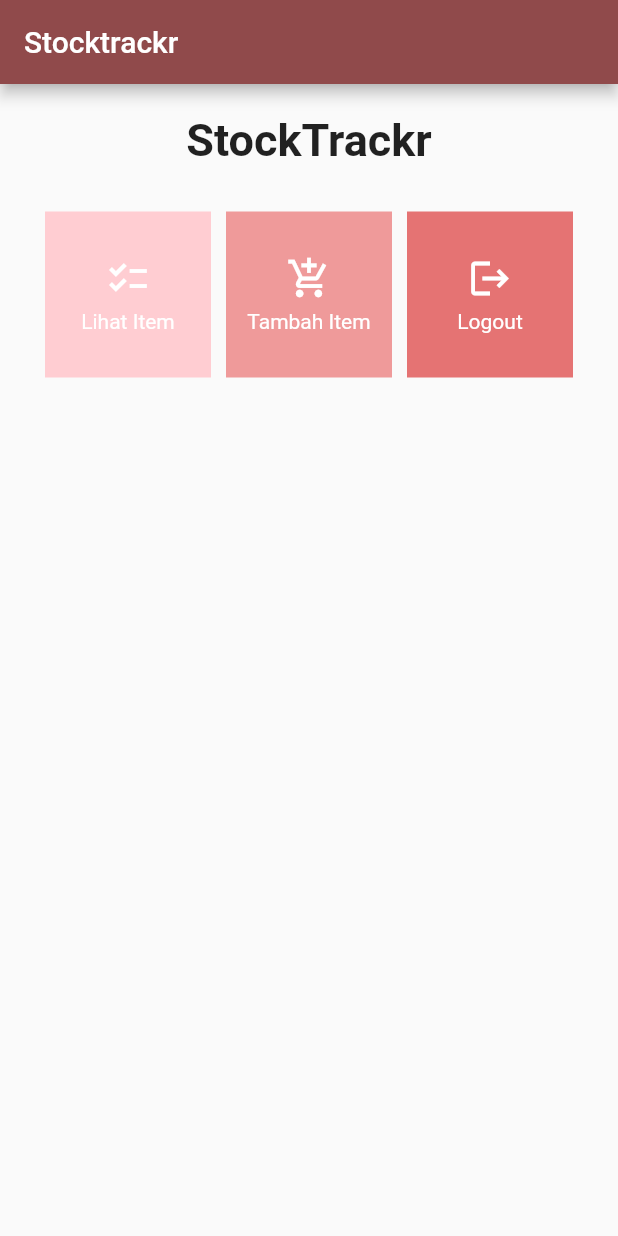
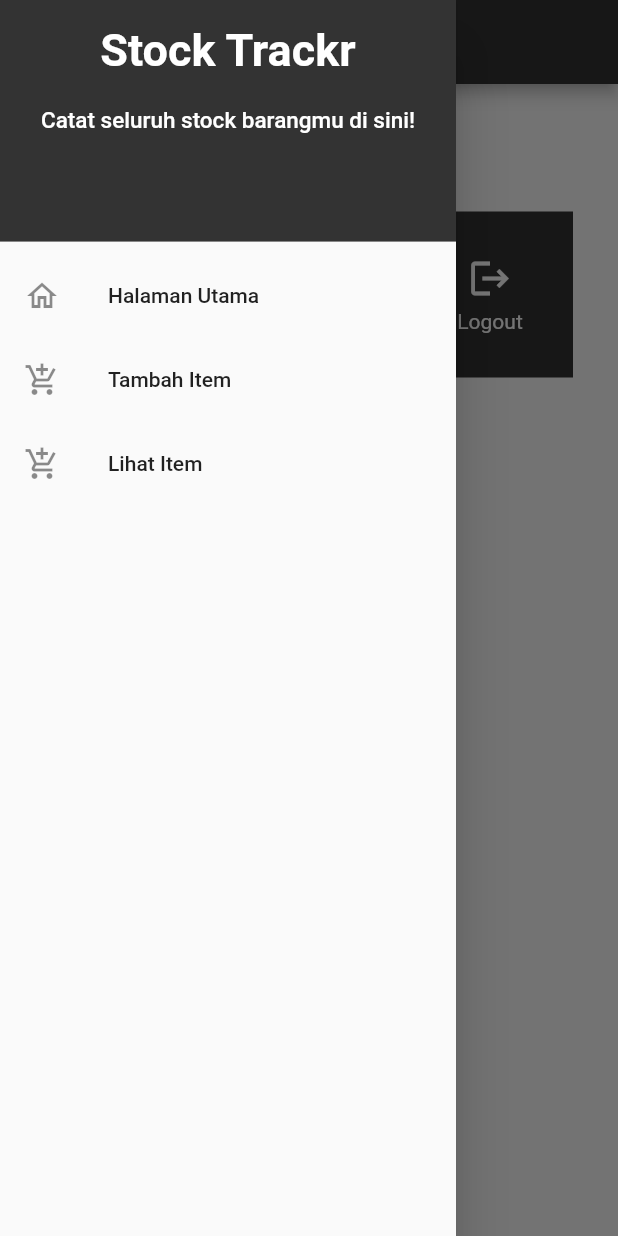
Before and after one commit to KenishaJazlyn/stock_trackr, a Flutter app: the screen it shows after launch, with the side drawer open (before the commit the screen has no drawer), on a phone screen of 412 x 824 dp. Run offline on Flutter 3.47's test engine with Material 2 defaults, Android fonts, the phone set to English and light mode, and no system bars.

Commit message:
tugas 8 done

```diff
--- a/lib/main.dart
+++ b/lib/main.dart
@@ -1,5 +1,7 @@
 import 'package:flutter/material.dart';
-import 'package:stock_trackr/menu.dart';
+import 'package:stock_trackr/screens/menu.dart';
+import 'package:stock_trackr/widgets/model.dart';
+List<Item> modelList = [];
 void main() {
   runApp(const MyApp());
 }
@@ -28,7 +30,7 @@
         //
         // This works for code too, not just values: Most code changes can be
         // tested with just a hot reload.
-        colorScheme: ColorScheme.fromSeed(seedColor: Colors.red.shade200),
+        colorScheme: ColorScheme.fromSeed(seedColor: Color.fromARGB(255, 133, 132, 133)),
       ),
       home: MyHomePage(),
     );
--- a/lib/menu.dart
+++ b/lib/screens/menu.dart
@@ -1,5 +1,7 @@
 import 'package:flutter/material.dart';
-
+import 'package:stock_trackr/screens/shoplist_form.dart';
+import 'package:stock_trackr/widgets/left_drawer.dart';
+import 'package:stock_trackr/widgets/menu_card.dart';
 
 class MyHomePage extends StatelessWidget {
   MyHomePage({Key? key}) : super(key: key);
@@ -9,6 +11,7 @@
     StockItem("Tambah Item", Icons.add_shopping_cart),
     StockItem("Logout", Icons.logout),
   ];
+
   // This widget is the home page of your application. It is stateful, meaning
   // that it has a State object (defined below) that contains fields that affect
   // how it looks.
@@ -18,15 +21,24 @@
   // used by the build method of the State. Fields in a Widget subclass are
   // always marked "final".
 
-
   @override
-    Widget build(BuildContext context) {
-        return Scaffold(
+  Widget build(BuildContext context) {
+    // This method is rerun every time setState is called, for instance as done
+    // by the _incrementCounter method above.
+    //
+    // The Flutter framework has been optimized to make rerunning build methods
+    // fast, so that you can just rebuild anything that needs updating rather
+    // than having to individually change instances of widgets.
+    return Scaffold(
       appBar: AppBar(
         title: const Text(
-          'Stocktrackr',
+          'Stock Trackr',
         ),
+        backgroundColor:  Color(0xFF333333),
+        foregroundColor: Colors.white,
       ),
+      // Masukkan drawer sebagai parameter nilai drawer dari widget Scaffold
+      drawer: const LeftDrawer(),
       body: SingleChildScrollView(
         // Widget wrapper yang dapat discroll
         child: Padding(
@@ -38,7 +50,7 @@
                 padding: EdgeInsets.only(top: 10.0, bottom: 10.0),
                 // Widget Text untuk menampilkan tulisan dengan alignment center dan style yang sesuai
                 child: Text(
-                  'StockTrackr', // Text yang menandakan toko
+                  'Stock Trackr', // Text yang menandakan toko
                   textAlign: TextAlign.center,
                   style: TextStyle(
                     fontSize: 30,
@@ -65,70 +77,5 @@
         ),
       ),
     );
-
-
-}
-}
-
-class StockItem {
-  final String name;
-  final IconData icon;
-
-  StockItem(this.name, this.icon);
-}
-
-class StockCard extends StatelessWidget {
-  final StockItem item;
-
-  const StockCard(this.item, {super.key}); // Constructor
-
-  @override
-  Widget build(BuildContext context) {
-    Color buttonCollor;
-    if (item.name == "Lihat Item"){
-      buttonCollor = Colors.red.shade100;
-    } else if (item.name == "Tambah Item"){
-      buttonCollor = Colors.red.shade200;
-    } else if (item.name == "Logout"){
-      buttonCollor = Colors.red.shade300;
-    } else{
-      buttonCollor = Colors.red.shade400;
-    }
-
-    return Material(
-      color: buttonCollor,
-      child: InkWell(
-        // Area responsive terhadap sentuhan
-        onTap: () {
-          // Memunculkan SnackBar ketika diklik
-          ScaffoldMessenger.of(context)
-            ..hideCurrentSnackBar()
-            ..showSnackBar(SnackBar(
-                content: Text("Kamu telah menekan tombol ${item.name}!")));
-        },
-        child: Container(
-          // Container untuk menyimpan Icon dan Text
-          padding: const EdgeInsets.all(8),
-          child: Center(
-            child: Column(
-              mainAxisAlignment: MainAxisAlignment.center,
-              children: [
-                Icon(
-                  item.icon,
-                  color: Colors.white,
-                  size: 30.0,
-                ),
-                const Padding(padding: EdgeInsets.all(3)),
-                Text(
-                  item.name,
-                  textAlign: TextAlign.center,
-                  style: const TextStyle(color: Colors.white),
-                ),
-              ],
-            ),
-          ),
-        ),
-      ),
-    );
   }
 }
--- /dev/null
+++ b/lib/widgets/left_drawer.dart
@@ -0,0 +1,80 @@
+import 'package:flutter/material.dart';
+import 'package:stock_trackr/screens/menu.dart';
+import 'package:stock_trackr/screens/shoplist_form.dart';
+import 'package:stock_trackr/screens/view_item.dart';
+
+class LeftDrawer extends StatelessWidget {
+  const LeftDrawer({super.key});
+
+  @override
+  Widget build(BuildContext context) {
+    return Drawer(
+      child: ListView(
+        children: [
+          const DrawerHeader(
+            decoration: BoxDecoration(
+              color: Color(0xFF333333),
+            ),
+            child: Column(
+              children: [
+                Text(
+                  'Stock Trackr',
+                  textAlign: TextAlign.center,
+                  style: TextStyle(
+                    fontSize: 30,
+                    fontWeight: FontWeight.bold,
+                    color: Colors.white,
+                  ),
+                ),
+                Padding(padding: EdgeInsets.all(10)),
+                Text("Catat seluruh stock barangmu di sini!",
+                      textAlign: TextAlign.center,
+                      style: TextStyle(
+                        fontSize: 15,
+                        color: Colors.white,
+                      ),
+                    ),
+              ],
+            ),
+          ),
+          ListTile(
+            leading: const Icon(Icons.home_outlined),
+            title: const Text('Halaman Utama'),
+            // Bagian redirection ke MyHomePage
+            onTap: () {
+              Navigator.pushReplacement(
+                  context,
+                  MaterialPageRoute(
+                    builder: (context) => MyHomePage(),
+                  ));
+            },
+          ),
+          ListTile(
+            leading: const Icon(Icons.add_shopping_cart),
+            title: const Text('Tambah Item'),
+            // Bagian redirection ke ShopFormPage
+            onTap: () {
+              Navigator.pushReplacement(
+              context,
+              MaterialPageRoute(
+                  builder: (context) => const ShopFormPage(),
+              ));
+            },
+          ),
+          ListTile(
+            leading: const Icon(Icons.add_shopping_cart),
+            title: const Text('Lihat Item'),
+            // Bagian redirection ke ShopFormPage
+            onTap: () {
+              Navigator.pushReplacement(
+              context,
+              MaterialPageRoute(
+                  builder: (context) => const ViewItem(),
+              ));
+            },
+          ),
+        ],
+      ),
+    );
+  }
+}
--- /dev/null
+++ b/lib/widgets/menu_card.dart
@@ -0,0 +1,75 @@
+import 'package:flutter/material.dart';
+import 'package:stock_trackr/screens/shoplist_form.dart';
+import 'package:stock_trackr/screens/view_item.dart';
+
+class StockItem {
+  final String name;
+  final IconData icon;
+
+  StockItem(this.name, this.icon);
+}
+
+class StockCard extends StatelessWidget {
+  final StockItem item;
+
+  const StockCard(this.item, {super.key}); // Constructor
+
+  @override
+  Widget build(BuildContext context) {
+    Color buttonCollor;
+    if (item.name == "Lihat Item"){
+      buttonCollor = Color(0xFF0077C0);
+    } else if (item.name == "Tambah Item"){
+      buttonCollor = Color(0xFF3498DB);
+    } else if (item.name == "Logout"){
+      buttonCollor = Color(0xFF333333);
+    } else{
+      buttonCollor = Color.fromARGB(255, 133, 132, 133);
+    }
+
+    return Material(
+      color: buttonCollor,
+      child: InkWell(
+        // Area responsive terhadap sentuhan
+        onTap: () {
+          // Memunculkan SnackBar ketika diklik
+          ScaffoldMessenger.of(context)
+            ..hideCurrentSnackBar()
+            ..showSnackBar(SnackBar(
+                content: Text("Kamu telah menekan tombol ${item.name}!")));
+
+          // Navigate ke route yang sesuai (tergantung jenis tombol)
+          if (item.name == "Tambah Item") {
+            Navigator.push(context, MaterialPageRoute(builder: (context) => const ShopFormPage()));
+          }
+          if (item.name == "Lihat Item"){
+            Navigator.push(context, MaterialPageRoute(builder: (context) => const ViewItem()));
+
+          }
+        },
+        child: Container(
+          // Container untuk menyimpan Icon dan Text
+          padding: const EdgeInsets.all(8),
+          child: Center(
+            child: Column(
+              mainAxisAlignment: MainAxisAlignment.center,
+              children: [
+                Icon(
+                  item.icon,
+                  color: Colors.white,
+                  size: 30.0,
+                ),
+                const Padding(padding: EdgeInsets.all(3)),
+                Text(
+                  item.name,
+                  textAlign: TextAlign.center,
+                  style: const TextStyle(color: Colors.white),
+                ),
+              ],
+            ),
+          ),
+        ),
+      ),
+    );
+  }
+}
--- /dev/null
+++ b/lib/widgets/model.dart
@@ -0,0 +1,12 @@
+class Item {
+  String productName;
+  int productAmount;
+  DateTime dateIn;
+  String description;
+  Item({
+    required this.productName,
+    required this.productAmount,
+    required this.dateIn,
+    required this.description,
+  });
+}
```
Also changed, not shown: lib/screens/shoplist_form.dart (added, +175 -0 lines), lib/screens/view_item.dart (added, +46 -0 lines), 1 other file.
